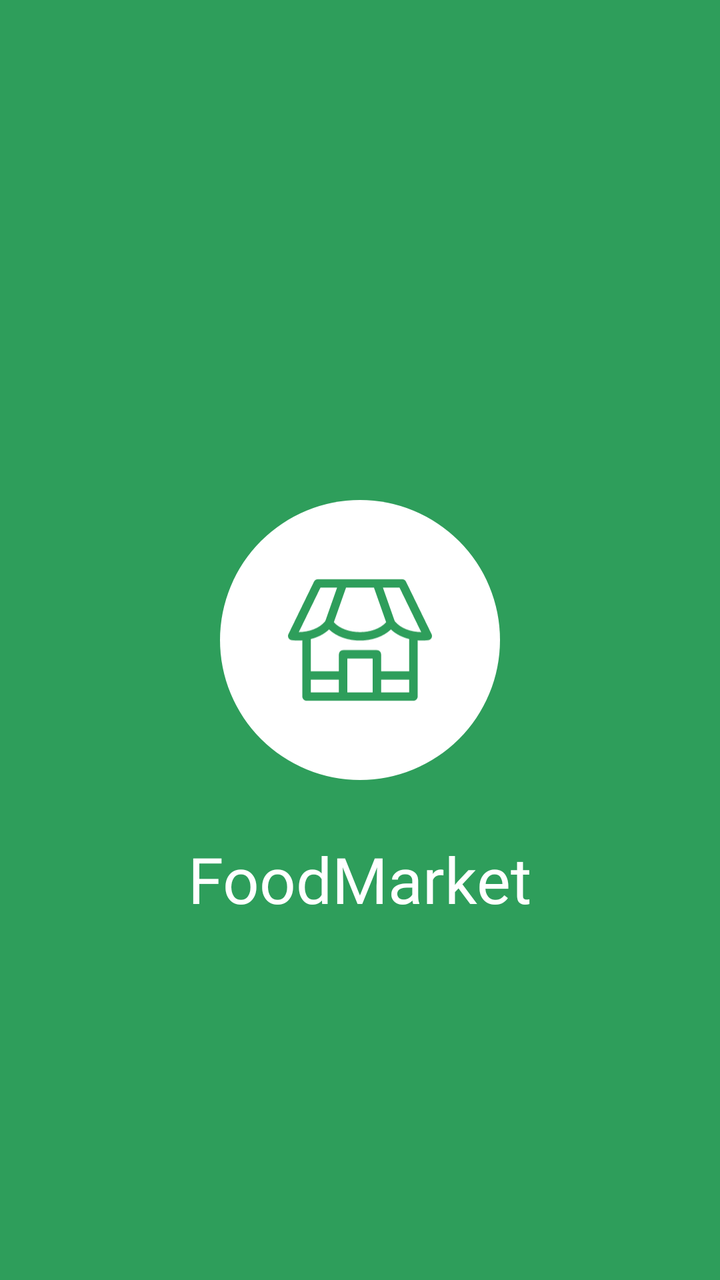
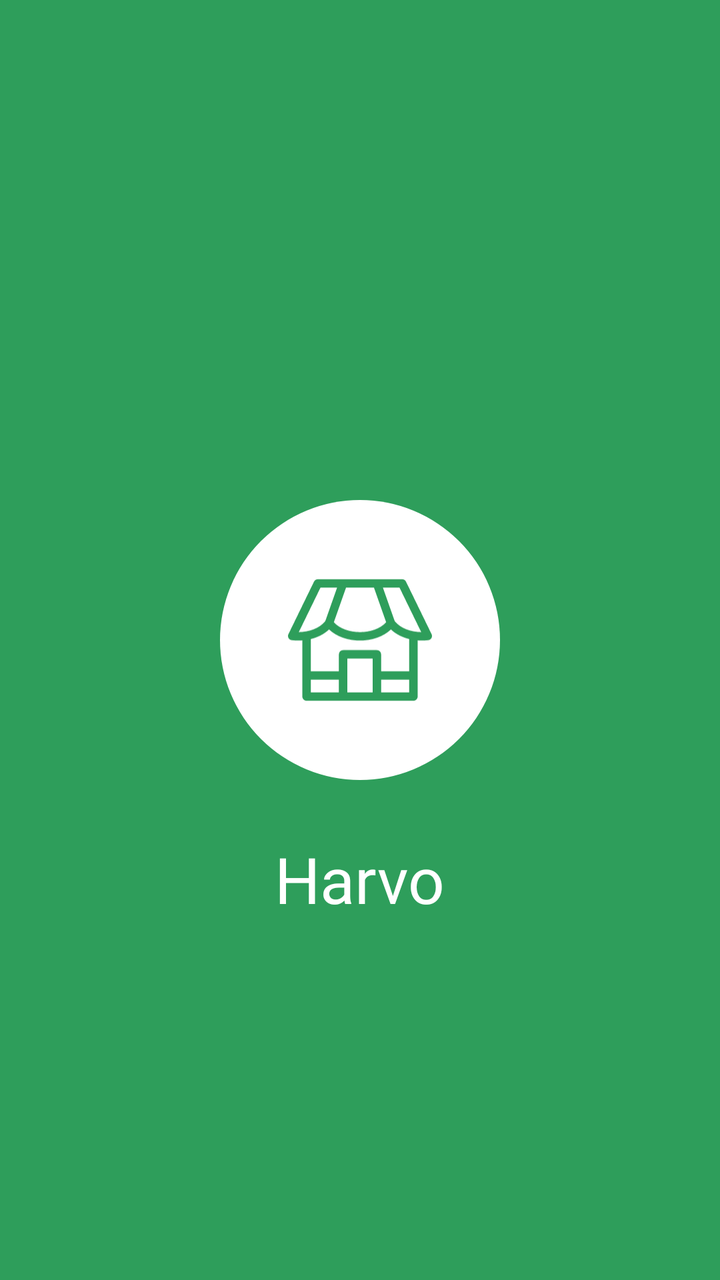

Screens rendered from an Android XML layout before and after an edit, with the pre-edit source and the edit as a unified diff.
<!-- AndroidManifest.xml: application theme Theme.FoodmarketKotlin -->
<!-- res/layout/activity_splash_screen.xml -->
<?xml version="1.0" encoding="utf-8"?>
<androidx.constraintlayout.widget.ConstraintLayout xmlns:android="http://schemas.android.com/apk/res/android"
    xmlns:app="http://schemas.android.com/apk/res-auto"
    xmlns:tools="http://schemas.android.com/tools"
    android:id="@+id/main"
    android:layout_width="match_parent"
    android:layout_height="match_parent"
    android:background="@color/primary"
    tools:context=".ui.splashscreen.SplashScreenActivity">

    <ImageView
        android:id="@+id/imageView"
        android:layout_width="140dp"
        android:layout_height="140dp"
        android:background="@drawable/bg_logo_badge"
        android:padding="34dp"
        android:scaleType="fitCenter"
        app:tint="@color/primary"
        app:layout_constraintBottom_toBottomOf="parent"
        app:layout_constraintEnd_toEndOf="parent"
        app:layout_constraintStart_toStartOf="parent"
        app:layout_constraintTop_toTopOf="parent"
        app:srcCompat="@drawable/ic_logo_apps" />

    <TextView
        android:id="@+id/textView"
        android:layout_width="wrap_content"
        android:layout_height="wrap_content"
        android:layout_marginTop="28dp"
        style="@style/TextView.PoppinsNormal32sp020202"
        android:text="FoodMarket"
        android:textColor="@color/on_primary"
        app:layout_constraintEnd_toEndOf="parent"
        app:layout_constraintStart_toStartOf="parent"
        app:layout_constraintTop_toBottomOf="@+id/imageView" />

    <androidx.constraintlayout.widget.Group
        android:id="@+id/group"
        android:layout_width="wrap_content"
        android:layout_height="wrap_content"
        app:constraint_referenced_ids="textView"
        app:layout_constraintBottom_toBottomOf="parent"
        app:layout_constraintEnd_toEndOf="parent"
        app:layout_constraintStart_toStartOf="parent"
        app:layout_constraintTop_toTopOf="parent" />
</androidx.constraintlayout.widget.ConstraintLayout>
<!-- resources referenced by this layout -->
<resources>
  <color name="on_primary">#FFFFFF</color>
  <color name="primary">#2E9E5B</color>
  <!-- drawable bg_logo_badge (drawable) -->
  <?xml version="1.0" encoding="utf-8"?>
  <shape xmlns:android="http://schemas.android.com/apk/res/android"
      android:shape="oval">
      <solid android:color="@color/surface" />
  </shape>
  <!-- drawable ic_logo_apps (drawable) -->
  <vector xmlns:android="http://schemas.android.com/apk/res/android"
      android:width="100dp"
      android:height="86dp"
      android:viewportWidth="100"
      android:viewportHeight="86">
    <path
        android:pathData="M99.704,38.931L81.931,2.459C81.44,1.451 80.417,0.813 79.297,0.813H20.703C19.583,0.813 18.56,1.452 18.07,2.459L0.296,38.931C-0.12,39.785 -0.096,40.786 0.358,41.619C0.813,42.452 1.643,43.013 2.586,43.124C5.081,43.419 7.52,43.463 9.961,43.272V82.258C9.961,83.876 11.273,85.188 12.891,85.188C16.747,85.188 84.583,85.188 87.109,85.188C88.728,85.188 90.039,83.876 90.039,82.258V43.274C92.483,43.465 94.952,43.415 97.415,43.124C98.357,43.013 99.187,42.452 99.642,41.619C100.096,40.786 100.12,39.785 99.704,38.931ZM59.709,6.672L68.17,30.691C59.756,39.856 40.152,39.755 31.83,30.691L40.291,6.672H59.709ZM7.502,37.521L22.534,6.672H34.079L25.907,29.869C21.74,35.149 14.255,37.422 7.502,37.521ZM35.352,79.328H15.82V70.539H35.352V79.328ZM58.789,79.328H41.211V55.891H58.789V79.328ZM84.18,79.328H64.649V70.539H84.18V79.328ZM84.18,64.68H64.649V52.961C64.649,51.343 63.337,50.031 61.719,50.031H38.281C36.663,50.031 35.352,51.343 35.352,52.961V64.68H15.82V42.34C20.464,41.202 25.024,39.033 28.517,35.686C39.258,45.974 60.758,45.958 71.484,35.686C74.945,39.003 79.487,41.189 84.18,42.34V64.68ZM74.093,29.868L65.921,6.672H77.466L92.499,37.521C85.769,37.422 78.276,35.169 74.093,29.868Z"
        android:fillColor="#020202"/>
  </vector>
  <style name="TextView.PoppinsNormal32sp020202">
          <item name="android:fontFamily">@font/poppins</item>
          <item name="android:textColor">#020202</item>
          <item name="android:textSize">32sp</item>
      </style>
  <style name="Theme.FoodmarketKotlin" parent="Base.Theme.FoodmarketKotlin" />
  <color name="surface">#FFFFFF</color>
  <style name="Base.Theme.FoodmarketKotlin" parent="Theme.AppCompat.Light.NoActionBar">
          <item name="android:windowBackground">@color/background</item>
          <item name="colorPrimary">@color/primary</item>
          <item name="colorPrimaryDark">@color/primary_dark</item>
          <item name="colorAccent">@color/accent</item>
      </style>
  <color name="background">#F7F9F4</color>
  <color name="primary_dark">#237A46</color>
  <color name="accent">#FFB703</color>
</resources>

<!-- the commit's change to res/layout/activity_splash_screen.xml (unified diff, before → after) -->
@@ -28,7 +28,7 @@
         android:layout_height="wrap_content"
         android:layout_marginTop="28dp"
         style="@style/TextView.PoppinsNormal32sp020202"
-        android:text="FoodMarket"
+        android:text="@string/app_name"
         android:textColor="@color/on_primary"
         app:layout_constraintEnd_toEndOf="parent"
         app:layout_constraintStart_toStartOf="parent"
<!-- resource entries referenced after the edit -->
@@ -18,6 +18,7 @@
         android:pathData="M99.704,38.931L81.931,2.459C81.44,1.451 80.417,0.813 79.297,0.813H20.703C19.583,0.813 18.56,1.452 18.07,2.459L0.296,38.931C-0.12,39.785 -0.096,40.786 0.358,41.619C0.813,42.452 1.643,43.013 2.586,43.124C5.081,43.419 7.52,43.463 9.961,43.272V82.258C9.961,83.876 11.273,85.188 12.891,85.188C16.747,85.188 84.583,85.188 87.109,85.188C88.728,85.188 90.039,83.876 90.039,82.258V43.274C92.483,43.465 94.952,43.415 97.415,43.124C98.357,43.013 99.187,42.452 99.642,41.619C100.096,40.786 100.12,39.785 99.704,38.931ZM59.709,6.672L68.17,30.691C59.756,39.856 40.152,39.755 31.83,30.691L40.291,6.672H59.709ZM7.502,37.521L22.534,6.672H34.079L25.907,29.869C21.74,35.149 14.255,37.422 7.502,37.521ZM35.352,79.328H15.82V70.539H35.352V79.328ZM58.789,79.328H41.211V55.891H58.789V79.328ZM84.18,79.328H64.649V70.539H84.18V79.328ZM84.18,64.68H64.649V52.961C64.649,51.343 63.337,50.031 61.719,50.031H38.281C36.663,50.031 35.352,51.343 35.352,52.961V64.68H15.82V42.34C20.464,41.202 25.024,39.033 28.517,35.686C39.258,45.974 60.758,45.958 71.484,35.686C74.945,39.003 79.487,41.189 84.18,42.34V64.68ZM74.093,29.868L65.921,6.672H77.466L92.499,37.521C85.769,37.422 78.276,35.169 74.093,29.868Z"
         android:fillColor="#020202"/>
   </vector>
+  <string name="app_name">Harvo</string>
   <style name="TextView.PoppinsNormal32sp020202">
           <item name="android:fontFamily">@font/poppins</item>
           <item name="android:textColor">#020202</item>
